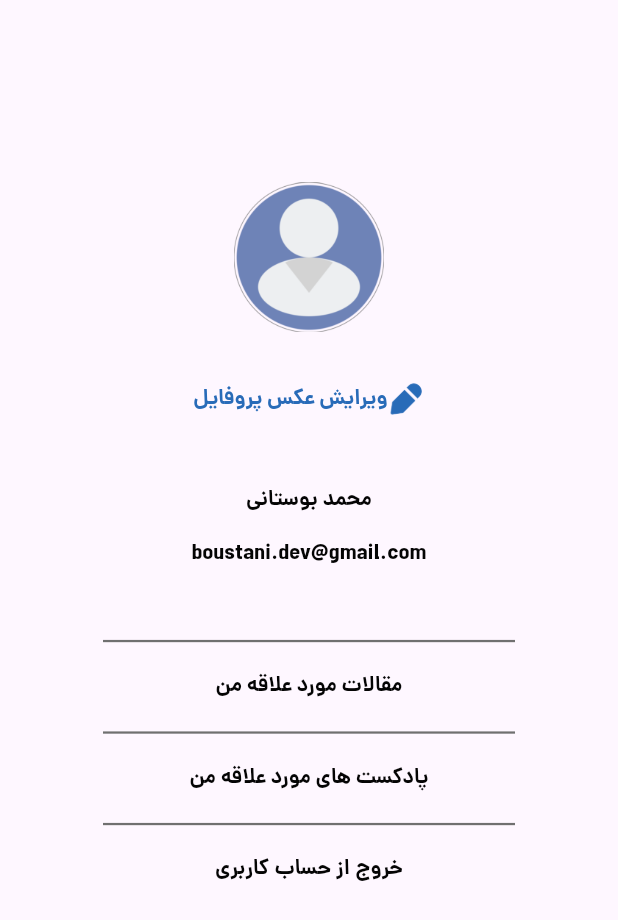
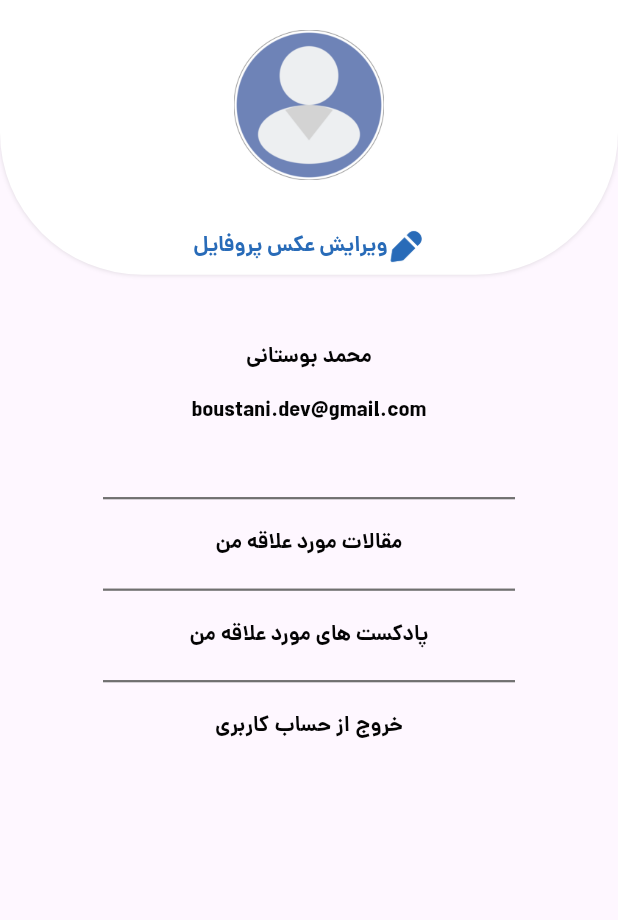
Before and after one commit to Silentcry16/techblog, a Flutter app: the ProfileScreen widget shown alone on an empty page, opened directly with empty values, on a phone screen of 412 x 824 dp. Shown: the top 920 px of the screen. Run offline on Flutter 3.47's test engine with Material 2 defaults, Android fonts, the phone set to English and light mode, and no system bars; our stand-ins replace flutter_spinkit, flutter_svg, get; network calls fail.

Commit message:
refactor: modified the profile page ui

```diff
--- a/lib/main.dart
+++ b/lib/main.dart
@@ -25,6 +25,7 @@ class MyApp extends StatelessWidget {
       debugShowCheckedModeBanner: false,
       title: 'Tech Blog',
       theme: ThemeData(
+        primaryColor: SolidColors.scaffoldBg,
         // colorScheme: ColorScheme.fromSeed(seedColor: Colors.deepPurple),
         useMaterial3: true,
       ),
--- a/lib/view/profile_screen.dart
+++ b/lib/view/profile_screen.dart
@@ -20,12 +20,30 @@ class ProfileScreen extends StatelessWidget {
 
   @override
   Widget build(BuildContext context) {
-    return Center(
-      child: SingleChildScrollView(
+    return SingleChildScrollView(
       physics: const BouncingScrollPhysics(),
       child: Column(
         mainAxisAlignment: MainAxisAlignment.center,
         children: [
+          Container(
+            decoration: const BoxDecoration(
+                boxShadow: [
+                  BoxShadow(
+                      blurRadius: 2,
+                      color: Colors.black12,
+                      offset: Offset(0, 0))
+                ],
+                color: SolidColors.scaffoldBg,
+                borderRadius: BorderRadius.only(
+                  bottomRight: Radius.circular(95),
+                  bottomLeft: Radius.circular(95),
+                )),
+            height: size.height / 4.5,
+            child: Column(
+              children: [
+                const SizedBox(
+                  height: 20,
+                ),
                 Image.asset(
                   Assets.images.profileAvatar.path,
                   height: 100,
@@ -41,6 +59,9 @@ class ProfileScreen extends StatelessWidget {
                         text: MyStrings.imageProfileEdit,
                         icon: Assets.icons.bluePen.path),
                   ],
+                ),
+              ],
+            ),
           ),
           const SizedBox(
             height: 45,
@@ -119,7 +140,6 @@ class ProfileScreen extends StatelessWidget {
           ),
         ],
       ),
-      ),
     );
   }
 }
--- a/lib/view/register_intro_.dart
+++ b/lib/view/register_intro_.dart
@@ -36,9 +36,10 @@ class RegisterIntro extends StatelessWidget {
           Padding(
             padding: EdgeInsets.only(top: Dimens.medium),
             child: ElevatedButton(
-                style: ButtonStyle(
-                    backgroundColor:
-                        MaterialStatePropertyAll(SolidColors.primaryColor)),
+                style: const ButtonStyle(
+                  backgroundColor:
+                      MaterialStatePropertyAll(SolidColors.primaryColor),
+                ),
                 onPressed: () {},
                 child: CustomText(
                     text: MyStrings.letsGo,
--- a/lib/widgets/btn_nav_bar.dart
+++ b/lib/widgets/btn_nav_bar.dart
@@ -26,7 +26,7 @@ class _BtnNavBarState extends State<BtnNavBar> {
   @override
   Widget build(BuildContext context) {
     return Container(
-      height: widget.size.height / 10,
+      height: widget.size.height * 0.07,
       decoration: const BoxDecoration(
         gradient: LinearGradient(
             colors: GradientColors.bottomNavBackground,
```
Lines whose indentation alone changed are shown as unchanged.
